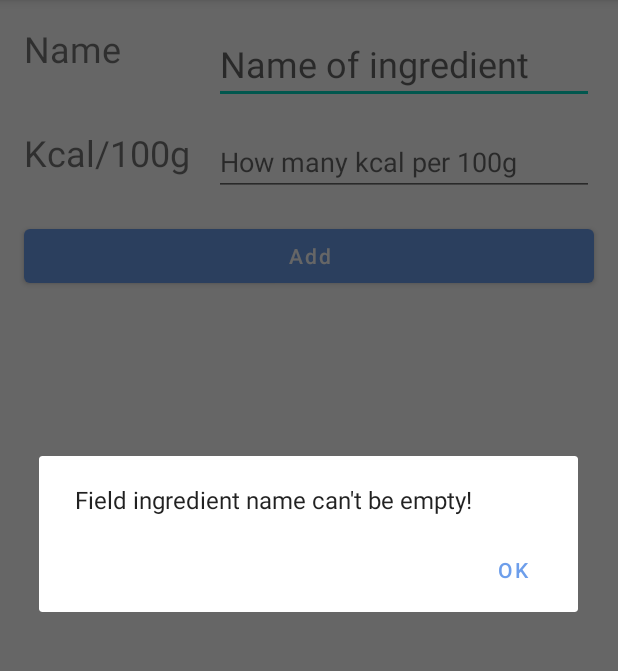
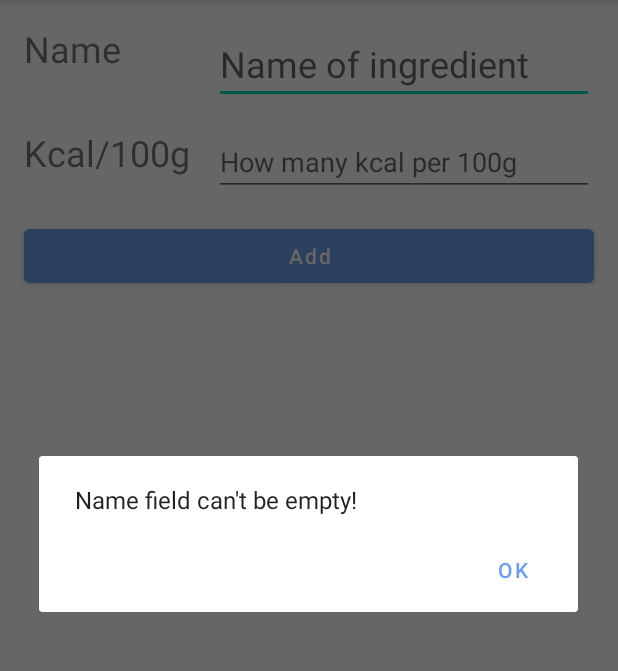
Before and after one commit to mScule/safkaLog, an Android app: the IngredientsActivity screen opened directly, with no data from a screen before it, after a tap on "Add", on a phone screen of 412 x 824 dp, the part 84-755 px from its top. Run offline under Robolectric (Android 15) with nearby library versions, the phone set to English and light mode, and no system bars.

Commit message:
SafkaLog 0.7.5 'Couple small text fixes.'

```diff
--- a/app/src/main/java/com/ahkera/safkalog/activities/IngredientsActivity.java
+++ b/app/src/main/java/com/ahkera/safkalog/activities/IngredientsActivity.java
@@ -45,8 +45,8 @@ public class IngredientsActivity extends AppCompatActivity {
             kcalString = inputKcal.getText().toString();
 
         if (
-            InputValidator.isContentful(this, "ingredient name", name) &&
-            InputValidator.isUnsignedInteger(this, "ingredient kcal", kcalString)) {
+            InputValidator.isContentful(this, "Name", name) &&
+            InputValidator.isUnsignedInteger(this, "Kcal", kcalString)) {
 
             int kcal = Integer.parseInt(inputKcal.getText().toString());
 
--- a/app/src/main/java/com/ahkera/safkalog/util/InputValidator.java
+++ b/app/src/main/java/com/ahkera/safkalog/util/InputValidator.java
@@ -34,7 +34,7 @@ public class InputValidator {
         if(stringExists(string))
             return true;
 
-        Alert.show(context, "Field " + fieldName + " can't be empty!", "Ok");
+        Alert.show(context, fieldName + " field can't be empty!", "Ok");
         return false;
     }
 
```
